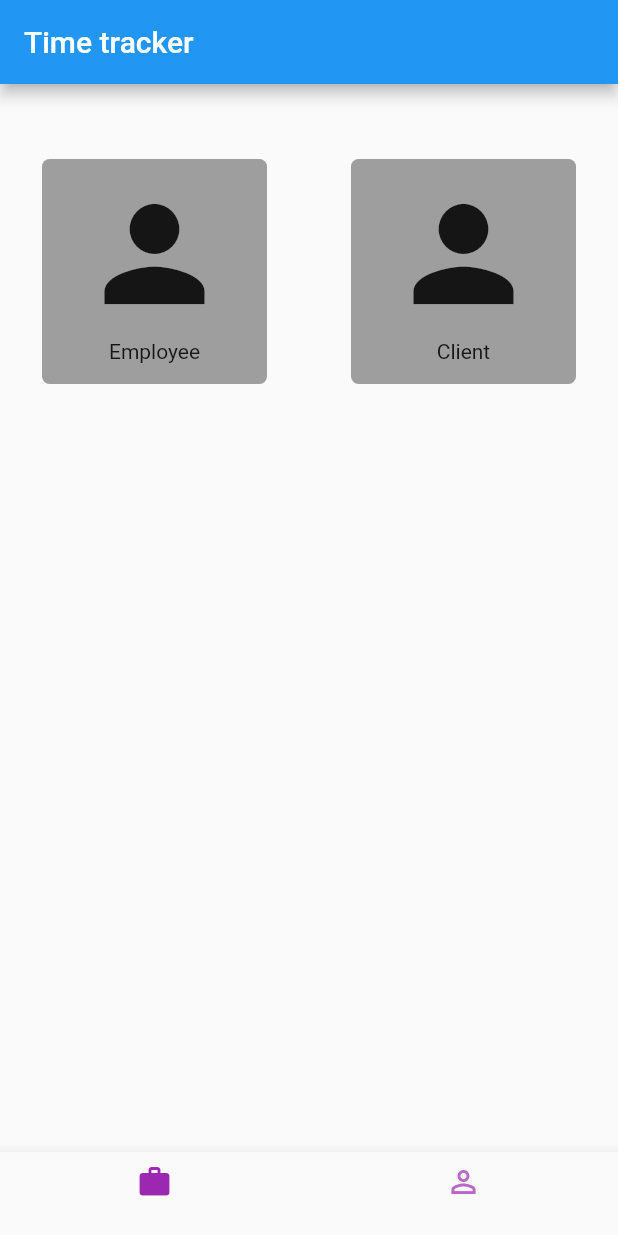
After one commit to eahb0y/c_space, a Flutter app: the MainBody screen opened directly, on a phone screen of 412 x 824 dp. The commit adds this screen. Run offline on Flutter 3.47's test engine with Material 2 defaults, Android fonts, the phone set to English and light mode, and no system bars; our stand-ins replace bloc, cloud_firestore, equatable, firebase_core, flutter_bloc, flutter_native_splash and 2 more; missing offline and left inert: qr_code_scanner; accounts and stored records are empty.

Commit message:
test employee new screen

```diff
--- a/lib/feature/employee/presentation/bloc/employee_set_time_bloc/employee_set_time_bloc.dart
+++ b/lib/feature/employee/presentation/bloc/employee_set_time_bloc/employee_set_time_bloc.dart
@@ -6,7 +6,6 @@ import 'package:c_space/core/local_data/local_source.dart';
 import 'package:c_space/injection_container.dart';
 import 'package:cloud_firestore/cloud_firestore.dart';
 import 'package:equatable/equatable.dart';
-import 'package:meta/meta.dart';
 
 part 'employee_set_time_event.dart';
 
@@ -24,6 +23,7 @@ class EmployeeSetTimeBloc
     EmployeeSetTime event,
     Emitter<EmployeeSetTimeState> emit,
   ) async {
+    print("I am setting data to base");
     print(locationNameLocal);
     print("dataaaaaa");
     DocumentSnapshot snap2 = await FirebaseFirestore.instance
--- a/lib/feature/employee/presentation/bloc/employee_set_time_bloc/employee_set_time_event.dart
+++ b/lib/feature/employee/presentation/bloc/employee_set_time_bloc/employee_set_time_event.dart
@@ -1,6 +1,5 @@
 part of 'employee_set_time_bloc.dart';
 
-@immutable
 abstract class EmployeeSetTimeEvent extends Equatable {}
 
 class EmployeeSetTime extends EmployeeSetTimeEvent{
--- a/lib/feature/main/presentation/pages/main_page.dart
+++ b/lib/feature/main/presentation/pages/main_page.dart
@@ -22,7 +22,8 @@ class MainPage extends StatelessWidget {
         BlocProvider(create: (_) => sl<ClientSetTimeBloc>()),
         BlocProvider(create: (_) => sl<ClientGetTimeBloc>()),
         BlocProvider(create: (_) => sl<EmployeeSetTimeBloc>()),
-        BlocProvider(create: (_) => sl<EmployeeGetTimeBloc>())
+        BlocProvider(create: (_) => sl<EmployeeGetTimeBloc>()),
+
       ],
       child: MainBody(
         initialRoute: initialRoute,
@@ -92,7 +93,7 @@ class _MainBodyState extends State<MainBody> {
       case 0:
         Navigator.of(shellRootNavigatorKey.currentContext!)
             .pushNamedAndRemoveUntil(
-          RoutName.employee,
+          RoutName.timeTracker,
           (route) => false,
         );
         break;
--- /dev/null
+++ b/lib/feature/time_tracker/presentation/pages/time_tracker_page.dart
@@ -0,0 +1,79 @@
+import 'package:c_space/router/rout.dart';
+import 'package:c_space/router/rout_name.dart';
+import 'package:flutter/material.dart';
+
+class TimeTrackerPage extends StatefulWidget {
+  const TimeTrackerPage({super.key});
+
+  @override
+  State<TimeTrackerPage> createState() => _TimeTrackerPageState();
+}
+
+class _TimeTrackerPageState extends State<TimeTrackerPage> {
+  @override
+  Widget build(BuildContext context) {
+    return Scaffold(
+      appBar: AppBar(
+        title: Text('Time tracker'),
+      ),
+      body: Padding(
+        padding: const EdgeInsets.symmetric(vertical: 50),
+        child: Row(
+          mainAxisAlignment:  MainAxisAlignment.spaceAround,
+          children: [
+            InkWell(
+              borderRadius: BorderRadius.circular(5),
+              onTap: () {
+                Navigator.pushNamed(
+                  rootNavigatorKey.currentContext!,
+                  RoutName.employeeQr,
+                );
+              },
+              child: Ink(
+                padding: EdgeInsets.all(10),
+                height: 150,
+                width: 150,
+                decoration: BoxDecoration(
+                  color: Colors.grey,
+                  borderRadius: BorderRadius.circular(5),
+                ),
+                child: Column(
+                  mainAxisAlignment: MainAxisAlignment.spaceAround,
+                  children: [
+                    Icon(Icons.person, size: 100,),
+                    Text('Employee'),
+                  ],
+                ),
+              ),
+            ),
+            InkWell(
+              borderRadius: BorderRadius.circular(5),
+              onTap: () {
+                Navigator.pushNamed(
+                  rootNavigatorKey.currentContext!,
+                  RoutName.clientQr,
+                );
+              },
+              child: Ink(
+                padding: EdgeInsets.all(10),
+                height: 150,
+                width: 150,
+                decoration: BoxDecoration(
+                  color: Colors.grey,
+                  borderRadius: BorderRadius.circular(5),
+                ),
+                child: Column(
+                  mainAxisAlignment: MainAxisAlignment.spaceAround,
+                  children: [
+                    Icon(Icons.person, size: 100,),
+                    Text('Client'),
+                  ],
+                ),
+              ),
+            )
+          ],
+        ),
+      ),
+    );
+  }
+}
--- a/lib/router/rout.dart
+++ b/lib/router/rout.dart
@@ -1,11 +1,9 @@
-import 'package:c_space/feature/client/presintation/bloc/client_get_time_bloc/client_bloc.dart';
 import 'package:c_space/feature/client/presintation/bloc/client_set_time_bloc/client_set_time_bloc.dart';
 import 'package:c_space/feature/client/presintation/bloc/time_bloc/time_bloc.dart';
 import 'package:c_space/feature/client/presintation/pages/argument/client_argument_info.dart';
 import 'package:c_space/feature/client/presintation/pages/client_screen.dart';
 import 'package:c_space/feature/client/presintation/pages/widgets/client_info_screen.dart';
 import 'package:c_space/feature/client/presintation/pages/widgets/client_qr.dart';
-import 'package:c_space/feature/employee/presentation/bloc/employee_get_time_bloc/employee_get_time_bloc.dart';
 import 'package:c_space/feature/employee/presentation/bloc/employee_set_time_bloc/employee_set_time_bloc.dart';
 import 'package:c_space/feature/employee/presentation/page/employee_page.dart';
 import 'package:c_space/feature/employee/presentation/page/widget/employee_qr.dart';
@@ -13,11 +11,13 @@ import 'package:c_space/feature/login/bloc/login_page_bloc.dart';
 import 'package:c_space/feature/login/page/main_screen_widget.dart';
 import 'package:c_space/feature/main/presentation/pages/main_page.dart';
 import 'package:c_space/feature/splash/presentation/pages/splash_page.dart';
+import 'package:c_space/feature/time_tracker/presentation/pages/time_tracker_page.dart';
 import 'package:c_space/injection_container.dart';
 import 'package:c_space/router/rout_name.dart';
 import 'package:flutter/foundation.dart';
 import 'package:flutter/material.dart';
 import 'package:flutter_bloc/flutter_bloc.dart';
+
 
 final rootNavigatorKey = GlobalKey<NavigatorState>();
 final shellRootNavigatorKey = GlobalKey<NavigatorState>();
@@ -56,13 +56,12 @@ class Rout {
       case RoutName.employeeQr:
         return MaterialPageRoute(
           builder: (context) => BlocProvider(
-            create: (context) => sl<EmployeeSetTimeBloc>(),
+            create: (context) => EmployeeSetTimeBloc(),
             child: EmployeeQr(),
           ),
         );
       case RoutName.client:
-        return MaterialPageRoute(
-            builder: (context) => ClientScreen());
+        return MaterialPageRoute(builder: (context) => ClientScreen());
       case RoutName.clientInfo:
         return MaterialPageRoute(
             builder: (context) => BlocProvider(
@@ -73,8 +72,11 @@ class Rout {
                           : null),
                 ));
       case RoutName.employee:
-        return MaterialPageRoute(
-            builder: (context) => EmployeePage());
+        return MaterialPageRoute(builder: (context) => EmployeePage(
+          name: settings.arguments is String
+              ? settings.arguments as String
+              : '',
+        ));
       default:
         throw ('The rout does not exist');
     }
@@ -86,14 +88,13 @@ class Rout {
     }
     switch (settings.name) {
       case RoutName.initial:
-        return MaterialPageRoute(builder: (_) => const EmployeePage());
-      case RoutName.employee:
-        return buildPageWithDefaultTransition(child: EmployeePage());
+        return MaterialPageRoute(builder: (_) => const TimeTrackerPage());
+      case RoutName.timeTracker:
+        return buildPageWithDefaultTransition(child: TimeTrackerPage());
       case RoutName.client:
-        return buildPageWithDefaultTransition(
-            child: ClientScreen());
+        return buildPageWithDefaultTransition(child: ClientScreen());
       default:
-        return MaterialPageRoute(builder: (_) => const EmployeePage());
+        return MaterialPageRoute(builder: (_) => const TimeTrackerPage());
     }
   }
 }
--- a/lib/router/rout_name.dart
+++ b/lib/router/rout_name.dart
@@ -7,4 +7,5 @@ class RoutName{
   static const clientInfo = '/clientInfo';
   static const employee = '/employee';
   static const employeeQr = '/employeeQr';
+  static const timeTracker = '/timeTracker';
 }
```
Also changed, not shown: lib/feature/employee/presentation/bloc/employee_get_time_bloc/employee_get_time_bloc.dart (+5 -2 lines), lib/feature/employee/presentation/page/employee_page.dart (+23 -18 lines), lib/feature/employee/presentation/page/widget/employee_qr.dart (+7 -5 lines), 1 other file.
